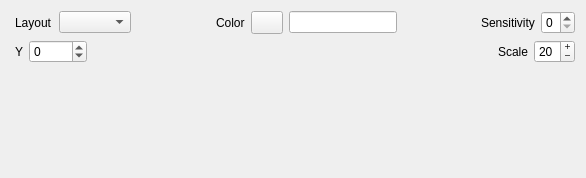
Qt form src/components/original.ui (djfun/audio-visualizer-python) before a commit.
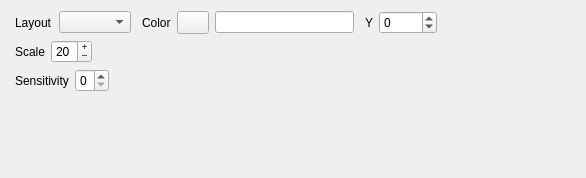
The same form after that commit.

Commit message: reorganize Classic Visualizer widgets to be more left-aligned Looks less weird when window is maximized

```diff
--- a/src/components/original.ui
+++ b/src/components/original.ui
@@ -47,7 +47,7 @@
         <enum>Qt::Horizontal</enum>
        </property>
        <property name="sizeType">
-        <enum>QSizePolicy::MinimumExpanding</enum>
+        <enum>QSizePolicy::Fixed</enum>
        </property>
        <property name="sizeHint" stdset="0">
         <size>
@@ -87,41 +87,23 @@
       <widget class="QLineEdit" name="lineEdit_visColor"/>
      </item>
      <item>
-      <spacer name="horizontalSpacer_2">
+      <spacer name="horizontalSpacer_4">
        <property name="orientation">
         <enum>Qt::Horizontal</enum>
        </property>
+       <property name="sizeType">
+        <enum>QSizePolicy::Fixed</enum>
+       </property>
        <property name="sizeHint" stdset="0">
         <size>
-         <width>40</width>
+         <width>5</width>
          <height>20</height>
         </size>
        </property>
       </spacer>
      </item>
      <item>
-      <widget class="QLabel" name="label_3">
-       <property name="text">
-        <string>Sensitivity</string>
-       </property>
-      </widget>
-     </item>
-     <item>
-      <widget class="QSpinBox" name="spinBox_smooth">
-       <property name="maximum">
-        <number>5</number>
-       </property>
-      </widget>
-     </item>
-    </layout>
-   </item>
-   <item>
-    <layout class="QHBoxLayout" name="horizontalLayout_10">
-     <property name="leftMargin">
-      <number>4</number>
-     </property>
-     <item>
-      <widget class="QLabel" name="label_2">
+      <widget class="QLabel" name="label_Y">
        <property name="text">
         <string>Y</string>
        </property>
@@ -147,13 +129,10 @@
       </widget>
      </item>
      <item>
-      <spacer name="horizontalSpacer_3">
+      <spacer name="horizontalSpacer_2">
        <property name="orientation">
         <enum>Qt::Horizontal</enum>
        </property>
-       <property name="sizeType">
-        <enum>QSizePolicy::Expanding</enum>
-       </property>
        <property name="sizeHint" stdset="0">
         <size>
          <width>40</width>
@@ -162,8 +141,15 @@
        </property>
       </spacer>
      </item>
+    </layout>
+   </item>
+   <item>
+    <layout class="QHBoxLayout" name="horizontalLayout_10">
+     <property name="leftMargin">
+      <number>4</number>
+     </property>
      <item>
-      <widget class="QLabel" name="label">
+      <widget class="QLabel" name="label_scale">
        <property name="text">
         <string>Scale</string>
        </property>
@@ -181,6 +167,59 @@
         <number>20</number>
        </property>
       </widget>
+     </item>
+     <item>
+      <spacer name="horizontalSpacer_3">
+       <property name="orientation">
+        <enum>Qt::Horizontal</enum>
+       </property>
+       <property name="sizeType">
+        <enum>QSizePolicy::Expanding</enum>
+       </property>
+       <property name="sizeHint" stdset="0">
+        <size>
+         <width>40</width>
+         <height>20</height>
+        </size>
+       </property>
+      </spacer>
+     </item>
+    </layout>
+   </item>
+   <item>
+    <layout class="QHBoxLayout" name="horizontalLayout">
+     <property name="sizeConstraint">
+      <enum>QLayout::SetDefaultConstraint</enum>
+     </property>
+     <property name="leftMargin">
+      <number>4</number>
+     </property>
+     <item>
+      <widget class="QLabel" name="label_smooth">
+       <property name="text">
+        <string>Sensitivity</string>
+       </property>
+      </widget>
+     </item>
+     <item>
+      <widget class="QSpinBox" name="spinBox_smooth">
+       <property name="maximum">
+        <number>5</number>
+       </property>
+      </widget>
+     </item>
+     <item>
+      <spacer name="horizontalSpacer">
+       <property name="orientation">
+        <enum>Qt::Horizontal</enum>
+       </property>
+       <property name="sizeHint" stdset="0">
+        <size>
+         <width>40</width>
+         <height>20</height>
+        </size>
+       </property>
+      </spacer>
      </item>
     </layout>
    </item>
```
